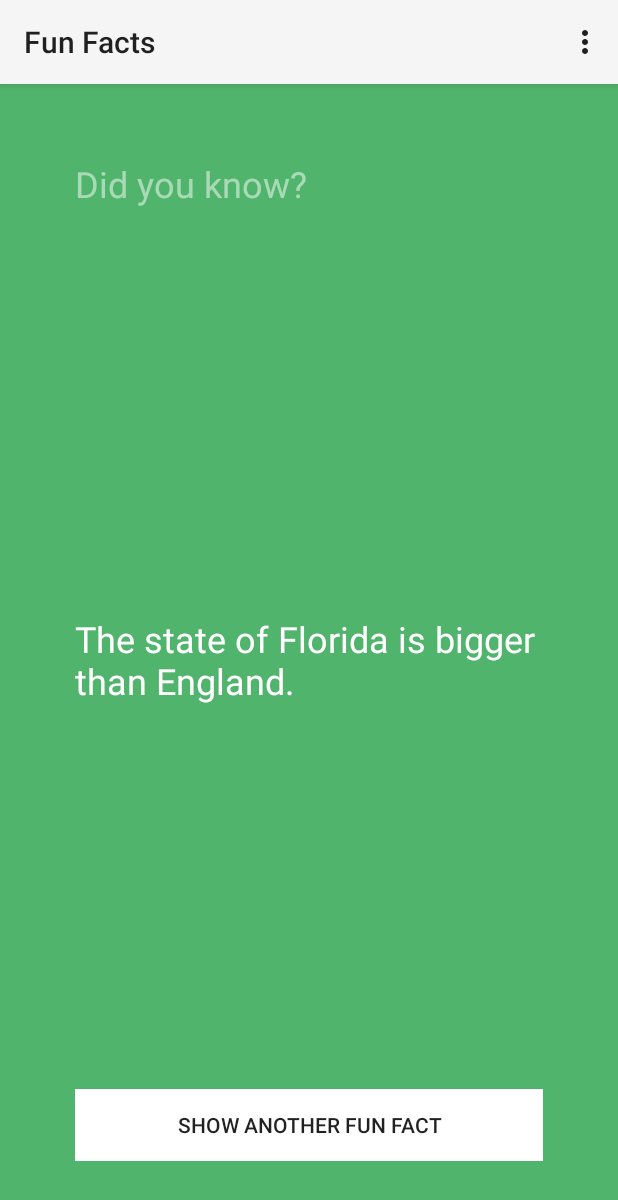
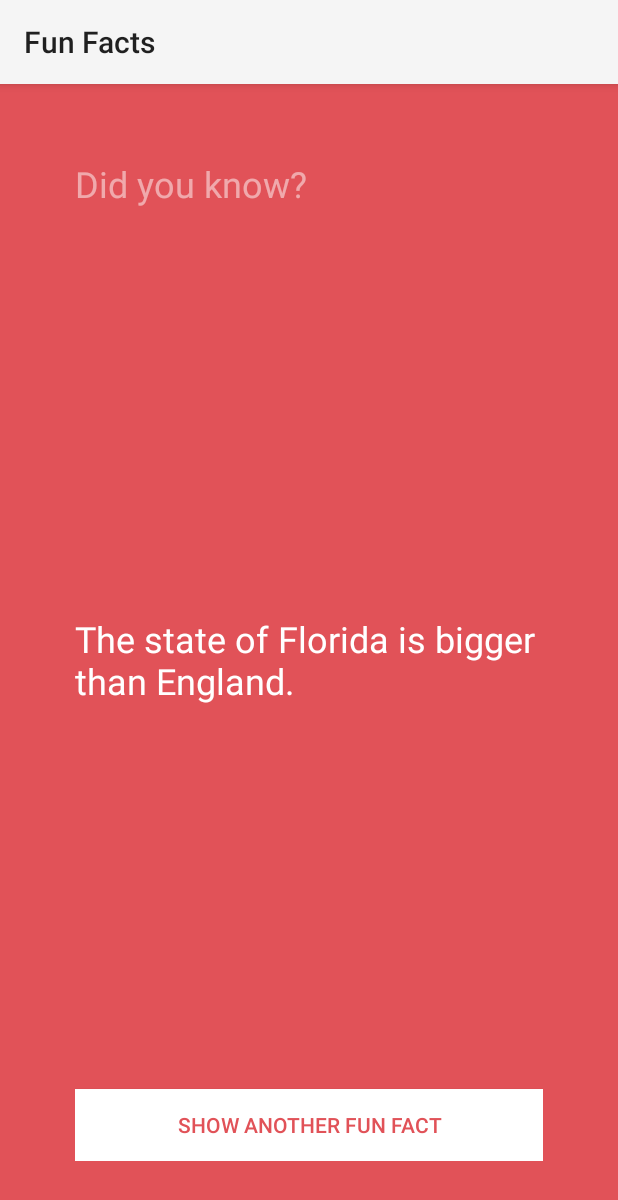
Before and after one commit to ziyang0621/FunFacts-Android, an Android app: the screen it shows after launch (FunFactsActivity), after a tap on "SHOW ANOTHER FUN FACT", on a phone screen of 412 x 824 dp. Shown: the top 1200 px of the screen. Run offline under Robolectric (Android 15) with nearby library versions, the phone set to English and light mode, and no system bars.

Commit message:
project updates

```diff
--- /dev/null
+++ b/app/src/main/java/com/example/ziyang0621/funfacts/ColorWheel.java
@@ -0,0 +1,41 @@
+package com.example.ziyang0621.funfacts;
+
+import android.graphics.Color;
+
+import java.util.Random;
+
+/**
+ * Created by ziyang0621 on 11/5/14.
+ */
+public class ColorWheel {
+
+    public String mColors[] = {
+            "#39add1", // light blue
+            "#3079ab", // dark blue
+            "#c25975", // mauve
+            "#e15258", // red
+            "#f9845b", // orange
+            "#838cc7", // lavender
+            "#7d669e", // purple
+            "#53bbb4", // aqua
+            "#51b46d", // green
+            "#e0ab18", // mustard
+            "#637a91", // dark gray
+            "#f092b0", // pink
+            "#b7c0c7"  // light gray
+    };
+
+    public int getColor() {
+
+        String color = "";
+
+        // Randomly select a fact
+        Random randomGenerator = new Random(); // Construct a new Random number generator
+        int randomNumber = randomGenerator.nextInt(mColors.length);
+
+        color = mColors[randomNumber];
+        int colorAsInt = Color.parseColor(color);
+
+        return colorAsInt;
+    }
+}
--- /dev/null
+++ b/app/src/main/java/com/example/ziyang0621/funfacts/FactBook.java
@@ -0,0 +1,34 @@
+package com.example.ziyang0621.funfacts;
+
+import java.util.Random;
+
+/**
+ * Created by ziyang0621 on 11/5/14.
+ */
+public class FactBook {
+
+    public String[] mFacts = {
+            "Ants stretch when they wake up in the morning.",
+            "Ostriches can run faster than horses.",
+            "Olympic gold medals are actually made mostly of silver.",
+            "You are born with 300 bones; by the time you are an adult you will have 206.",
+            "It takes about 8 minutes for light from the Sun to reach Earth.",
+            "Some bamboo plants can grow almost a meter in just one day.",
+            "The state of Florida is bigger than England.",
+            "Some penguins can leap 2-3 meters out of the water.",
+            "On average, it takes 66 days to form a new habit.",
+            "Mammoths still walked the earth when the Great Pyramid was being built."};
+
+    public String getFact() {
+
+        String fact = "";
+
+        // Randomly select a fact
+        Random randomGenerator = new Random(); // Construct a new Random number generator
+        int randomNumber = randomGenerator.nextInt(mFacts.length);
+
+        fact = mFacts[randomNumber];
+
+        return fact;
+    }
+}
--- a/app/src/main/java/com/example/ziyang0621/funfacts/FunFactsActivity.java
+++ b/app/src/main/java/com/example/ziyang0621/funfacts/FunFactsActivity.java
@@ -1,17 +1,22 @@
 package com.example.ziyang0621.funfacts;
 
 import android.app.Activity;
+import android.graphics.Color;
 import android.os.Bundle;
 import android.view.Menu;
 import android.view.MenuItem;
 import android.view.View;
 import android.widget.Button;
+import android.widget.RelativeLayout;
 import android.widget.TextView;
 
 import java.util.Random;
 
 
 public class FunFactsActivity extends Activity {
+
+    private FactBook mFactBook = new FactBook();
+    private ColorWheel mColorWheel = new ColorWheel();
 
     @Override
     protected void onCreate(Bundle savedInstanceState) {
@@ -20,55 +25,23 @@ public class FunFactsActivity extends Activity {
 
         // Declare our view variables and assign them the Views from the layout file
         final TextView factLabel = (TextView) findViewById(R.id.factTextView);
-        Button showFactButton = (Button) findViewById(R.id.showFactButton);
+        final Button showFactButton = (Button) findViewById(R.id.showFactButton);
+        final RelativeLayout relativeLayout = (RelativeLayout) findViewById(R.id.relativeLayout);
+
         View.OnClickListener listener = new View.OnClickListener() {
             @Override
             public void onClick(View v) {
-                String[] facts = {
-                        "Ants stretch when they wake up in the morning.",
-                        "Ostriches can run faster than horses.",
-                        "Olympic gold medals are actually made mostly of silver.",
-                        "You are born with 300 bones; by the time you are an adult you will have 206.",
-                        "It takes about 8 minutes for light from the Sun to reach Earth.",
-                        "Some bamboo plants can grow almost a meter in just one day.",
-                        "The state of Florida is bigger than England.",
-                        "Some penguins can leap 2-3 meters out of the water.",
-                        "On average, it takes 66 days to form a new habit.",
-                        "Mammoths still walked the earth when the Great Pyramid was being built."};
-
-                // The button was clicked, so update the face label with a new fact
-                String fact = "";
-
-                // Randomly select a fact
-                Random randomGenerator = new Random(); // Construct a new Random number generator
-                int randomNumber = randomGenerator.nextInt(facts.length);
-
-                fact = facts[randomNumber];
-
+                String fact = mFactBook.getFact();
                 // Update the label with our dynamic fact
                 factLabel.setText(fact);
+
+                int color = mColorWheel.getColor();
+                relativeLayout.setBackgroundColor(color);
+
+                showFactButton.setTextColor(color);
             }
         };
         showFactButton.setOnClickListener(listener);
     }
 
-
-    @Override
-    public boolean onCreateOptionsMenu(Menu menu) {
-        // Inflate the menu; this adds items to the action bar if it is present.
-        getMenuInflater().inflate(R.menu.fun_facts, menu);
-        return true;
-    }
-
-    @Override
-    public boolean onOptionsItemSelected(MenuItem item) {
-        // Handle action bar item clicks here. The action bar will
-        // automatically handle clicks on the Home/Up button, so long
-        // as you specify a parent activity in AndroidManifest.xml.
-        int id = item.getItemId();
-        if (id == R.id.action_settings) {
-            return true;
-        }
-        return super.onOptionsItemSelected(item);
-    }
 }
--- a/app/src/main/res/layout/activity_fun_facts.xml
+++ b/app/src/main/res/layout/activity_fun_facts.xml
@@ -7,7 +7,8 @@
     android:paddingTop="@dimen/activity_vertical_margin"
     android:paddingBottom="@dimen/activity_vertical_margin"
     tools:context=".FunFactsActivity"
-    android:background="#ff51b46d">
+    android:background="#ff51b46d"
+    android:id="@+id/relativeLayout">
 
     <TextView
         android:text="Did you know?"
@@ -34,6 +35,7 @@
         android:id="@+id/showFactButton"
         android:layout_alignParentBottom="true"
         android:layout_centerHorizontal="true"
-        android:background="@android:color/white" />
+        android:background="@android:color/white"
+        android:textColor="#ff51b46d" />
 
 </RelativeLayout>
```
Also changed, not shown: app/src/main/res/drawable-hdpi/ic_launcher.png, app/src/main/res/drawable-mdpi/ic_launcher.png, app/src/main/res/drawable-xhdpi/ic_launcher.png, app/src/main/res/drawable-xxhdpi/ic_launcher.png.
